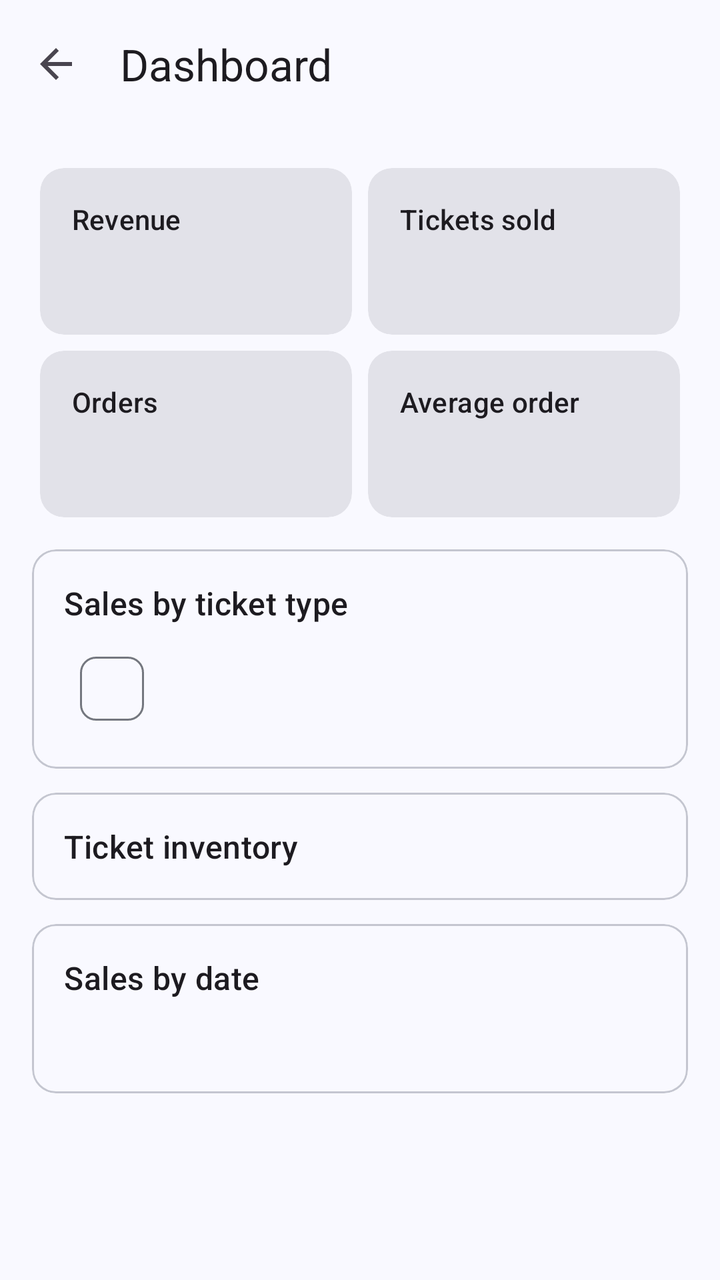
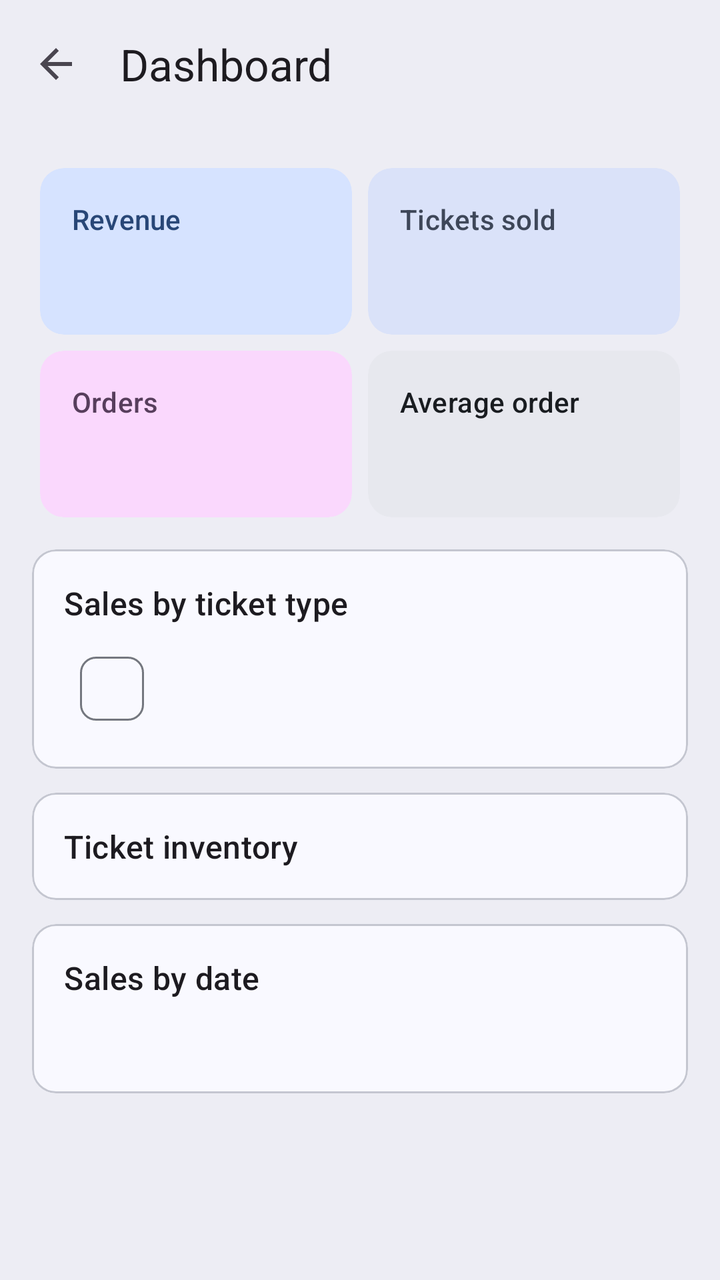

Before-and-after screenshots of an Android layout around one commit, followed by the original layout XML and the change that was made.
<!-- AndroidManifest.xml: application theme Theme.Ticketree -->
<!-- res/layout/activity_organizer_dashboard.xml -->
<?xml version="1.0" encoding="utf-8"?>
<LinearLayout xmlns:android="http://schemas.android.com/apk/res/android"
    xmlns:app="http://schemas.android.com/apk/res-auto"
    android:layout_width="match_parent"
    android:layout_height="match_parent"
    android:fitsSystemWindows="true"
    android:orientation="vertical">

    <com.google.android.material.appbar.MaterialToolbar
        android:id="@+id/toolbar"
        android:layout_width="match_parent"
        android:layout_height="?attr/actionBarSize"
        app:navigationContentDescription="Back"
        app:navigationIcon="@drawable/ic_back"
        app:title="Dashboard" />

    <ScrollView
        android:layout_width="match_parent"
        android:layout_height="0dp"
        android:layout_weight="1">

        <LinearLayout
            android:layout_width="match_parent"
            android:layout_height="wrap_content"
            android:orientation="vertical"
            android:padding="16dp">

            <GridLayout
                android:layout_width="match_parent"
                android:layout_height="wrap_content"
                android:columnCount="2">

                <com.google.android.material.card.MaterialCardView
                    style="@style/Widget.Material3.CardView.Filled"
                    android:layout_width="0dp"
                    android:layout_height="wrap_content"
                    android:layout_columnWeight="1"
                    android:layout_margin="4dp">

                    <LinearLayout
                        android:layout_width="match_parent"
                        android:layout_height="wrap_content"
                        android:orientation="vertical"
                        android:padding="16dp">

                        <com.google.android.material.textview.MaterialTextView
                            android:layout_width="wrap_content"
                            android:layout_height="wrap_content"
                            android:text="Revenue"
                            android:textAppearance="?attr/textAppearanceLabelLarge" />

                        <com.google.android.material.textview.MaterialTextView
                            android:id="@+id/tvRevenue"
                            android:layout_width="wrap_content"
                            android:layout_height="wrap_content"
                            android:textAppearance="?attr/textAppearanceHeadlineSmall"
                            android:textColor="@color/success" />
                    </LinearLayout>
                </com.google.android.material.card.MaterialCardView>

                <com.google.android.material.card.MaterialCardView
                    style="@style/Widget.Material3.CardView.Filled"
                    android:layout_width="0dp"
                    android:layout_height="wrap_content"
                    android:layout_columnWeight="1"
                    android:layout_margin="4dp">

                    <LinearLayout
                        android:layout_width="match_parent"
                        android:layout_height="wrap_content"
                        android:orientation="vertical"
                        android:padding="16dp">

                        <com.google.android.material.textview.MaterialTextView
                            android:layout_width="wrap_content"
                            android:layout_height="wrap_content"
                            android:text="Tickets sold"
                            android:textAppearance="?attr/textAppearanceLabelLarge" />

                        <com.google.android.material.textview.MaterialTextView
                            android:id="@+id/tvTickets"
                            android:layout_width="wrap_content"
                            android:layout_height="wrap_content"
                            android:textAppearance="?attr/textAppearanceHeadlineSmall" />
                    </LinearLayout>
                </com.google.android.material.card.MaterialCardView>

                <com.google.android.material.card.MaterialCardView
                    style="@style/Widget.Material3.CardView.Filled"
                    android:layout_width="0dp"
                    android:layout_height="wrap_content"
                    android:layout_columnWeight="1"
                    android:layout_margin="4dp">

                    <LinearLayout
                        android:layout_width="match_parent"
                        android:layout_height="wrap_content"
                        android:orientation="vertical"
                        android:padding="16dp">

                        <com.google.android.material.textview.MaterialTextView
                            android:layout_width="wrap_content"
                            android:layout_height="wrap_content"
                            android:text="Orders"
                            android:textAppearance="?attr/textAppearanceLabelLarge" />

                        <com.google.android.material.textview.MaterialTextView
                            android:id="@+id/tvOrders"
                            android:layout_width="wrap_content"
                            android:layout_height="wrap_content"
                            android:textAppearance="?attr/textAppearanceHeadlineSmall" />
                    </LinearLayout>
                </com.google.android.material.card.MaterialCardView>

                <com.google.android.material.card.MaterialCardView
                    style="@style/Widget.Material3.CardView.Filled"
                    android:layout_width="0dp"
                    android:layout_height="wrap_content"
                    android:layout_columnWeight="1"
                    android:layout_margin="4dp">

                    <LinearLayout
                        android:layout_width="match_parent"
                        android:layout_height="wrap_content"
                        android:orientation="vertical"
                        android:padding="16dp">

                        <com.google.android.material.textview.MaterialTextView
                            android:layout_width="wrap_content"
                            android:layout_height="wrap_content"
                            android:text="Average order"
                            android:textAppearance="?attr/textAppearanceLabelLarge" />

                        <com.google.android.material.textview.MaterialTextView
                            android:id="@+id/tvAverage"
                            android:layout_width="wrap_content"
                            android:layout_height="wrap_content"
                            android:textAppearance="?attr/textAppearanceHeadlineSmall" />
                    </LinearLayout>
                </com.google.android.material.card.MaterialCardView>
            </GridLayout>

            <com.google.android.material.card.MaterialCardView
                android:layout_width="match_parent"
                android:layout_height="wrap_content"
                android:layout_marginTop="12dp">

                <LinearLayout
                    android:layout_width="match_parent"
                    android:layout_height="wrap_content"
                    android:orientation="vertical"
                    android:padding="16dp">

                    <com.google.android.material.textview.MaterialTextView
                        android:layout_width="match_parent"
                        android:layout_height="wrap_content"
                        android:text="Sales by ticket type"
                        android:textAppearance="?attr/textAppearanceTitleMedium" />

                    <com.google.android.material.chip.Chip
                        android:id="@+id/chipBest"
                        style="@style/Widget.Material3.Chip.Assist"
                        android:layout_width="wrap_content"
                        android:layout_height="wrap_content"
                        android:layout_marginTop="8dp"
                        android:clickable="false" />

                    <LinearLayout
                        android:id="@+id/llByType"
                        android:layout_width="match_parent"
                        android:layout_height="wrap_content"
                        android:orientation="vertical" />
                </LinearLayout>
            </com.google.android.material.card.MaterialCardView>

            <com.google.android.material.card.MaterialCardView
                android:layout_width="match_parent"
                android:layout_height="wrap_content"
                android:layout_marginTop="12dp">

                <LinearLayout
                    android:layout_width="match_parent"
                    android:layout_height="wrap_content"
                    android:orientation="vertical"
                    android:padding="16dp">

                    <com.google.android.material.textview.MaterialTextView
                        android:layout_width="match_parent"
                        android:layout_height="wrap_content"
                        android:text="Ticket inventory"
                        android:textAppearance="?attr/textAppearanceTitleMedium" />

                    <LinearLayout
                        android:id="@+id/llInventory"
                        android:layout_width="match_parent"
                        android:layout_height="wrap_content"
                        android:orientation="vertical" />
                </LinearLayout>
            </com.google.android.material.card.MaterialCardView>

            <com.google.android.material.card.MaterialCardView
                android:layout_width="match_parent"
                android:layout_height="wrap_content"
                android:layout_marginTop="12dp">

                <LinearLayout
                    android:layout_width="match_parent"
                    android:layout_height="wrap_content"
                    android:orientation="vertical"
                    android:padding="16dp">

                    <com.google.android.material.textview.MaterialTextView
                        android:layout_width="match_parent"
                        android:layout_height="wrap_content"
                        android:text="Sales by date"
                        android:textAppearance="?attr/textAppearanceTitleMedium" />

                    <LinearLayout
                        android:id="@+id/llByDate"
                        android:layout_width="match_parent"
                        android:layout_height="wrap_content"
                        android:orientation="vertical" />

                    <com.google.android.material.textview.MaterialTextView
                        android:id="@+id/tvLatest"
                        android:layout_width="match_parent"
                        android:layout_height="wrap_content"
                        android:layout_marginTop="12dp" />
                </LinearLayout>
            </com.google.android.material.card.MaterialCardView>
        </LinearLayout>
    </ScrollView>
</LinearLayout>
<!-- resources referenced by this layout -->
<resources>
  <color name="success">#2E7D32</color>
  <!-- drawable ic_back (drawable) -->
  <vector xmlns:android="http://schemas.android.com/apk/res/android"
      android:width="24dp"
      android:height="24dp"
      android:tint="?attr/colorControlNormal"
      android:viewportWidth="24"
      android:viewportHeight="24">
      <path
          android:fillColor="@android:color/white"
          android:pathData="M20,11H7.83l5.59,-5.59L12,4l-8,8 8,8 1.41,-1.41L7.83,13H20v-2z" />
  </vector>
  <style name="Theme.Ticketree" parent="AppTheme">
          <item name="android:windowSoftInputMode">adjustResize</item>
          <item name="android:windowAnimationStyle">@style/Animation.Ticketree</item>
      </style>
  <style name="Animation.Ticketree" parent="@android:style/Animation.Activity">
          <item name="android:activityOpenEnterAnimation">@anim/screen_open_enter</item>
          <item name="android:activityOpenExitAnimation">@anim/screen_open_exit</item>
          <item name="android:activityCloseEnterAnimation">@anim/screen_close_enter</item>
          <item name="android:activityCloseExitAnimation">@anim/screen_close_exit</item>
      </style>
  <color name="md_theme_primary">#415F91</color>
  <color name="md_theme_onPrimary">#FFFFFF</color>
  <color name="md_theme_primaryContainer">#D6E3FF</color>
  <color name="md_theme_onPrimaryContainer">#284777</color>
  <color name="md_theme_secondary">#565F71</color>
  <color name="md_theme_onSecondary">#FFFFFF</color>
  <color name="md_theme_secondaryContainer">#DAE2F9</color>
  <color name="md_theme_onSecondaryContainer">#3E4759</color>
  <color name="md_theme_tertiary">#705575</color>
  <color name="md_theme_onTertiary">#FFFFFF</color>
  <color name="md_theme_tertiaryContainer">#FAD8FD</color>
  <color name="md_theme_onTertiaryContainer">#573E5C</color>
  <color name="md_theme_error">#BA1A1A</color>
  <color name="md_theme_onError">#FFFFFF</color>
  <color name="md_theme_errorContainer">#FFDAD6</color>
  <color name="md_theme_onErrorContainer">#93000A</color>
  <color name="md_theme_background">#F9F9FF</color>
  <color name="md_theme_onBackground">#191C20</color>
  <color name="md_theme_surface">#F9F9FF</color>
  <color name="md_theme_onSurface">#191C20</color>
  <color name="md_theme_surfaceVariant">#E0E2EC</color>
  <color name="md_theme_onSurfaceVariant">#44474E</color>
  <color name="md_theme_outline">#74777F</color>
  <color name="md_theme_outlineVariant">#C4C6D0</color>
  <color name="md_theme_inverseSurface">#2E3036</color>
  <color name="md_theme_inverseOnSurface">#F0F0F7</color>
  <color name="md_theme_inversePrimary">#AAC7FF</color>
  <color name="md_theme_primaryFixed">#D6E3FF</color>
  <color name="md_theme_onPrimaryFixed">#001B3E</color>
  <color name="md_theme_primaryFixedDim">#AAC7FF</color>
  <color name="md_theme_onPrimaryFixedVariant">#284777</color>
  <color name="md_theme_secondaryFixed">#DAE2F9</color>
  <color name="md_theme_onSecondaryFixed">#131C2B</color>
  <color name="md_theme_secondaryFixedDim">#BEC6DC</color>
  <color name="md_theme_onSecondaryFixedVariant">#3E4759</color>
  <color name="md_theme_tertiaryFixed">#FAD8FD</color>
  <color name="md_theme_onTertiaryFixed">#28132E</color>
  <color name="md_theme_tertiaryFixedDim">#DDBCE0</color>
  <color name="md_theme_onTertiaryFixedVariant">#573E5C</color>
  <color name="md_theme_surfaceDim">#D9D9E0</color>
  <color name="md_theme_surfaceBright">#F9F9FF</color>
  <color name="md_theme_surfaceContainerLowest">#FFFFFF</color>
  <color name="md_theme_surfaceContainerLow">#F3F3FA</color>
  <color name="md_theme_surfaceContainer">#EDEDF4</color>
  <color name="md_theme_surfaceContainerHigh">#E7E8EE</color>
  <color name="md_theme_surfaceContainerHighest">#E2E2E9</color>
  <!-- unchanged entries left out for length: 1 -->
</resources>

<!-- the commit's change to res/layout/activity_organizer_dashboard.xml (unified diff, before → after) -->
@@ -8,6 +8,7 @@
 
     <com.google.android.material.appbar.MaterialToolbar
         android:id="@+id/toolbar"
+        android:background="?attr/colorSurfaceContainer"
         android:layout_width="match_parent"
         android:layout_height="?attr/actionBarSize"
         app:navigationContentDescription="Back"
@@ -32,6 +33,7 @@
 
                 <com.google.android.material.card.MaterialCardView
                     style="@style/Widget.Material3.CardView.Filled"
+                    app:cardBackgroundColor="?attr/colorPrimaryContainer"
                     android:layout_width="0dp"
                     android:layout_height="wrap_content"
                     android:layout_columnWeight="1"
@@ -47,19 +49,21 @@
                             android:layout_width="wrap_content"
                             android:layout_height="wrap_content"
                             android:text="Revenue"
-                            android:textAppearance="?attr/textAppearanceLabelLarge" />
+                            android:textAppearance="?attr/textAppearanceLabelLarge"
+                            android:textColor="?attr/colorOnPrimaryContainer" />
 
                         <com.google.android.material.textview.MaterialTextView
                             android:id="@+id/tvRevenue"
                             android:layout_width="wrap_content"
                             android:layout_height="wrap_content"
                             android:textAppearance="?attr/textAppearanceHeadlineSmall"
-                            android:textColor="@color/success" />
-                    </LinearLayout>
-                </com.google.android.material.card.MaterialCardView>
-
-                <com.google.android.material.card.MaterialCardView
-                    style="@style/Widget.Material3.CardView.Filled"
+                            android:textColor="?attr/colorOnPrimaryContainer" />
+                    </LinearLayout>
+                </com.google.android.material.card.MaterialCardView>
+
+                <com.google.android.material.card.MaterialCardView
+                    style="@style/Widget.Material3.CardView.Filled"
+                    app:cardBackgroundColor="?attr/colorSecondaryContainer"
                     android:layout_width="0dp"
                     android:layout_height="wrap_content"
                     android:layout_columnWeight="1"
@@ -75,18 +79,21 @@
                             android:layout_width="wrap_content"
                             android:layout_height="wrap_content"
                             android:text="Tickets sold"
-                            android:textAppearance="?attr/textAppearanceLabelLarge" />
+                            android:textAppearance="?attr/textAppearanceLabelLarge"
+                            android:textColor="?attr/colorOnSecondaryContainer" />
 
                         <com.google.android.material.textview.MaterialTextView
                             android:id="@+id/tvTickets"
                             android:layout_width="wrap_content"
                             android:layout_height="wrap_content"
-                            android:textAppearance="?attr/textAppearanceHeadlineSmall" />
-                    </LinearLayout>
-                </com.google.android.material.card.MaterialCardView>
-
-                <com.google.android.material.card.MaterialCardView
-                    style="@style/Widget.Material3.CardView.Filled"
+                            android:textAppearance="?attr/textAppearanceHeadlineSmall"
+                            android:textColor="?attr/colorOnSecondaryContainer" />
+                    </LinearLayout>
+                </com.google.android.material.card.MaterialCardView>
+
+                <com.google.android.material.card.MaterialCardView
+                    style="@style/Widget.Material3.CardView.Filled"
+                    app:cardBackgroundColor="?attr/colorTertiaryContainer"
                     android:layout_width="0dp"
                     android:layout_height="wrap_content"
                     android:layout_columnWeight="1"
@@ -102,18 +109,21 @@
                             android:layout_width="wrap_content"
                             android:layout_height="wrap_content"
                             android:text="Orders"
-                            android:textAppearance="?attr/textAppearanceLabelLarge" />
+                            android:textAppearance="?attr/textAppearanceLabelLarge"
+                            android:textColor="?attr/colorOnTertiaryContainer" />
 
                         <com.google.android.material.textview.MaterialTextView
                             android:id="@+id/tvOrders"
                             android:layout_width="wrap_content"
                             android:layout_height="wrap_content"
-                            android:textAppearance="?attr/textAppearanceHeadlineSmall" />
-                    </LinearLayout>
-                </com.google.android.material.card.MaterialCardView>
-
-                <com.google.android.material.card.MaterialCardView
-                    style="@style/Widget.Material3.CardView.Filled"
+                            android:textAppearance="?attr/textAppearanceHeadlineSmall"
+                            android:textColor="?attr/colorOnTertiaryContainer" />
+                    </LinearLayout>
+                </com.google.android.material.card.MaterialCardView>
+
+                <com.google.android.material.card.MaterialCardView
+                    style="@style/Widget.Material3.CardView.Filled"
+                    app:cardBackgroundColor="?attr/colorSurfaceContainerHigh"
                     android:layout_width="0dp"
                     android:layout_height="wrap_content"
                     android:layout_columnWeight="1"
@@ -129,13 +139,15 @@
                             android:layout_width="wrap_content"
                             android:layout_height="wrap_content"
                             android:text="Average order"
-                            android:textAppearance="?attr/textAppearanceLabelLarge" />
+                            android:textAppearance="?attr/textAppearanceLabelLarge"
+                            android:textColor="?attr/colorOnSurface" />
 
                         <com.google.android.material.textview.MaterialTextView
                             android:id="@+id/tvAverage"
                             android:layout_width="wrap_content"
                             android:layout_height="wrap_content"
-                            android:textAppearance="?attr/textAppearanceHeadlineSmall" />
+                            android:textAppearance="?attr/textAppearanceHeadlineSmall"
+                            android:textColor="?attr/colorOnSurface" />
                     </LinearLayout>
                 </com.google.android.material.card.MaterialCardView>
             </GridLayout>
<!-- resource entries referenced after the edit -->
@@ -1,6 +1,5 @@
 <!-- resources referenced by this layout -->
 <resources>
-  <color name="success">#2E7D32</color>
   <!-- drawable ic_back (drawable) -->
   <vector xmlns:android="http://schemas.android.com/apk/res/android"
       android:width="24dp"
@@ -15,6 +14,7 @@
   <style name="Theme.Ticketree" parent="AppTheme">
           <item name="android:windowSoftInputMode">adjustResize</item>
           <item name="android:windowAnimationStyle">@style/Animation.Ticketree</item>
+          <item name="android:windowBackground">?attr/colorSurfaceContainer</item>
       </style>
   <style name="Animation.Ticketree" parent="@android:style/Animation.Activity">
           <item name="android:activityOpenEnterAnimation">@anim/screen_open_enter</item>
